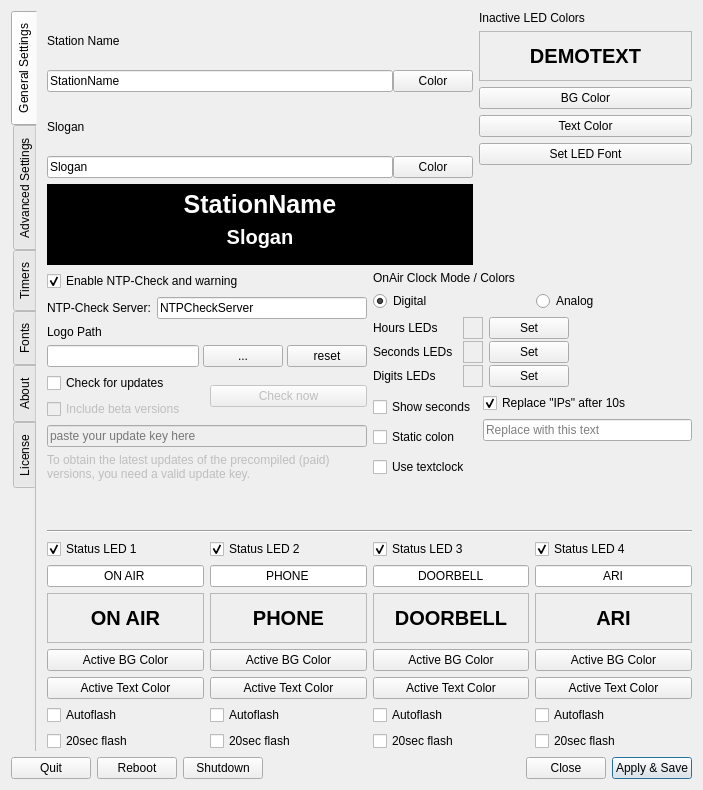
First picture: the form in settings.ui, repository saschaludwig/OnAirScreen, before the edit.
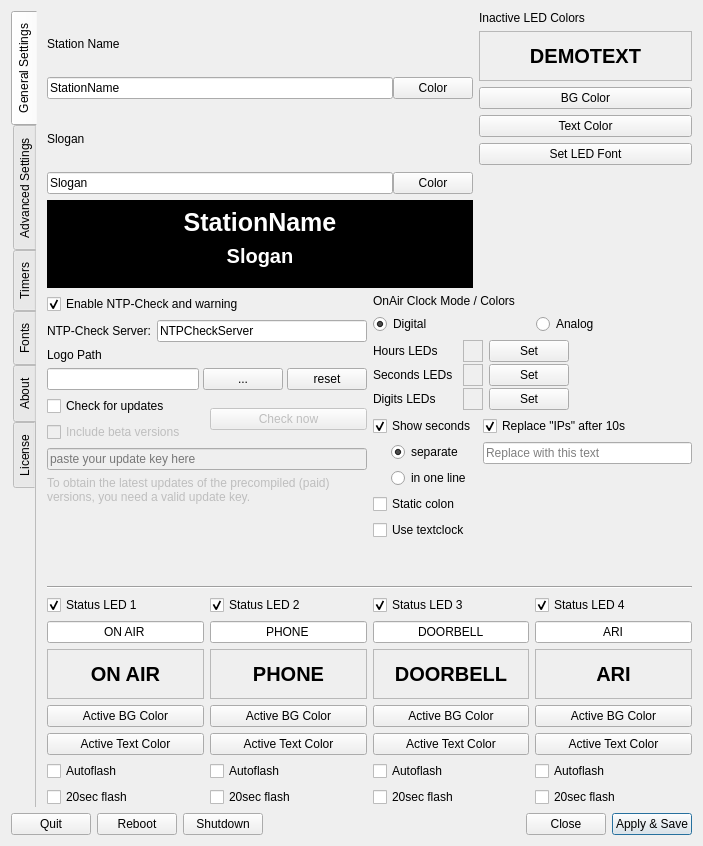
Second picture: the form after the edit. Icons and pictures are not drawn.

Commit message: added options in UI to display HH:MM:SS in one or separate line

The edit to the form file:
```diff
--- a/settings.ui
+++ b/settings.ui
@@ -7,7 +7,7 @@
     <x>0</x>
     <y>0</y>
     <width>703</width>
-    <height>790</height>
+    <height>846</height>
    </rect>
   </property>
   <property name="minimumSize">
@@ -1087,6 +1087,9 @@
                <property name="checked">
                 <bool>true</bool>
                </property>
+               <attribute name="buttonGroup">
+                <string notr="true">buttonGroup_clock_mode</string>
+               </attribute>
               </widget>
              </item>
              <item>
@@ -1094,6 +1097,9 @@
                <property name="text">
                 <string>Analog</string>
                </property>
+               <attribute name="buttonGroup">
+                <string notr="true">buttonGroup_clock_mode</string>
+               </attribute>
               </widget>
              </item>
             </layout>
@@ -1255,8 +1261,41 @@
                  <property name="text">
                   <string>Show seconds</string>
                  </property>
+                 <property name="checked">
+                  <bool>true</bool>
+                 </property>
                 </widget>
                </item>
+               <item>
+                <layout class="QVBoxLayout" name="verticalLayout_28">
+                 <property name="leftMargin">
+                  <number>18</number>
+                 </property>
+                 <item>
+                  <widget class="QRadioButton" name="seconds_separate">
+                   <property name="text">
+                    <string>separate</string>
+                   </property>
+                   <property name="checked">
+                    <bool>true</bool>
+                   </property>
+                   <attribute name="buttonGroup">
+                    <string notr="true">buttonGroup_show_seconds</string>
+                   </attribute>
+                  </widget>
+                 </item>
+                 <item>
+                  <widget class="QRadioButton" name="seconds_in_one_line">
+                   <property name="text">
+                    <string>in one line</string>
+                   </property>
+                   <attribute name="buttonGroup">
+                    <string notr="true">buttonGroup_show_seconds</string>
+                   </attribute>
+                  </widget>
+                 </item>
+                </layout>
+               </item>
                <item>
                 <widget class="QCheckBox" name="staticColon">
                  <property name="text">
```
Left out of the diff: 36 changed lines with no effect on the pictures. The commit also changes 3 other files.
